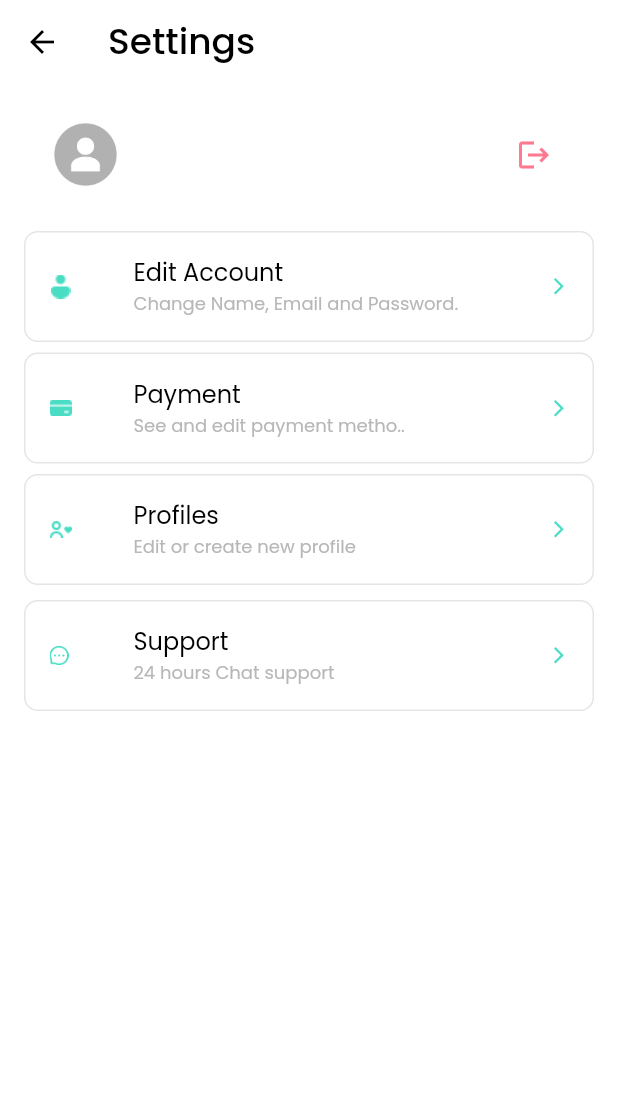
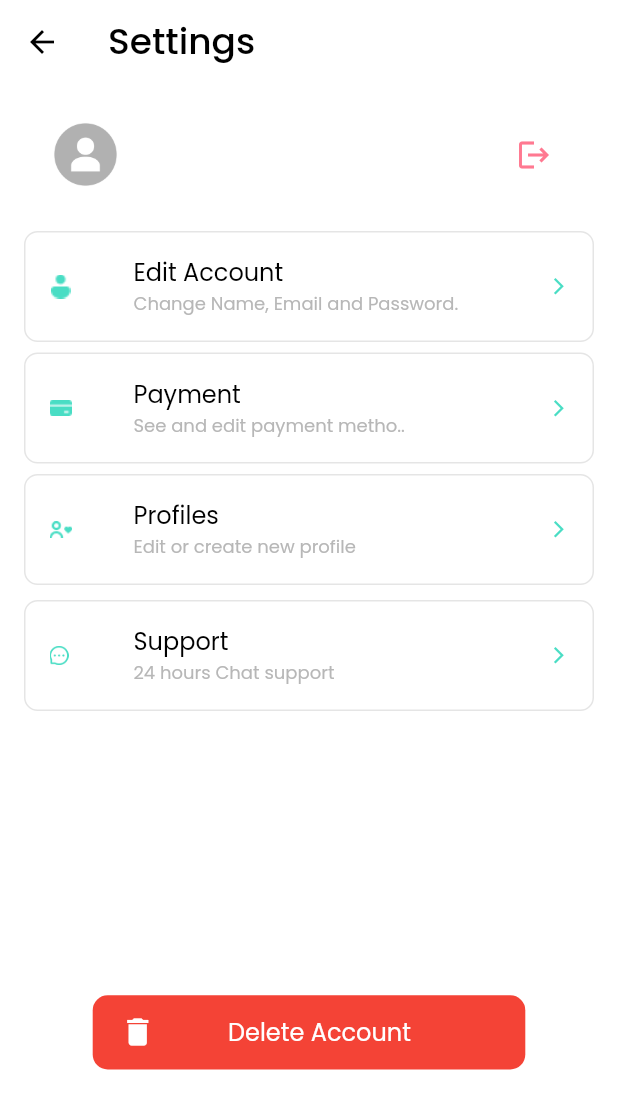
Before and after one commit to Duseca/Hailo-master, a Flutter app: the SettingSt screen opened directly with empty values, on a phone screen of 412 x 824 dp. Shown: the top 1109 px of the screen. Run offline on Flutter 3.47's test engine with Material 2 defaults, Android fonts, the phone set to English and light mode, and no system bars; our stand-ins replace cached_network_image, cloud_firestore, cloud_functions, firebase_auth, firebase_core, firebase_messaging and 19 more; missing offline and left inert: firebase_app_check, fl_country_code_picker, flutter_stripe, google_maps_widget, multiselect, paginate_firestore; accounts and stored records are empty; network calls fail.

Commit message:
# Mac changes

```diff
--- a/lib/core/constants/constants.dart
+++ b/lib/core/constants/constants.dart
@@ -1 +1,2 @@
-const api='http://34.209.72.115:8080/api';
+const api='https://api.hailocare.com/api';
+// const api='https://34.209.72.115:443/api';
--- a/lib/views/settings/settings.dart
+++ b/lib/views/settings/settings.dart
@@ -13,9 +13,12 @@ import 'package:hailo/views/settings/settingScreens/payment.dart';
 import 'package:hailo/views/settings/settingScreens/profiles/editprofiles.dart';
 import 'package:hailo/views/settings/settingScreens/profiles/selectprofile.dart';
 import 'package:hailo/views/settings/supportChat.dart';
+import 'package:sizer/sizer.dart';
 
 import '../../../core/constants/collections.dart';
 import '../../../core/utils/common.dart';
+import '../../core/bindings.dart';
+import '../login.dart';
 
 class SettingSt extends StatefulWidget {
   final String uid;
@@ -302,6 +305,50 @@ class _SettingStState extends State<SettingSt> {
                       color: kPrimaryColor,
                       size: 13,
                     ),
+                  ),
+                  SizedBox(height: 23.h,),
+                  InkWell(
+                    onTap: (){
+                      Get.defaultDialog(title: 'Are you sure?',middleText: 'This will delete all the data that your account contains including any payments and orders.',
+
+                        confirm: ElevatedButton(onPressed: () async {
+                          Get.back();
+                          await usersCollection.doc(widget.uid).delete();
+                          await FirebaseAuth.instance.currentUser!.delete();
+                          Get.offAll(()=>Login(),binding: LoginBinding());
+
+                          customToast('Deleted');
+                        }, child: Text('Done'),style: ButtonStyle(backgroundColor: MaterialStateProperty.all(Colors.red),),),
+                        cancel: TextButton(onPressed: (){
+                          Get.back();
+                        }, child: Text('Cancel',style: fontBody(fontColor: kPrimaryColor,fontSize: 14),)),
+                      );
+                    },
+                    child: Center(
+                      child: Container(
+                        height: 6.h,
+                        width: 70.w,
+                        decoration: BoxDecoration(
+                            color: Colors.red,
+
+                            borderRadius: BorderRadius.circular(10)
+                        ),
+                        child: Center(
+                          child: Padding(
+                            padding: const EdgeInsets.symmetric(horizontal: 18.0),
+                            child: Row(
+                              mainAxisAlignment: MainAxisAlignment.spaceBetween,
+                              children: [
+                                Icon(Icons.delete,color: Colors.white,size: 24,),
+                                Text('Delete Account',style: fontBody(fontColor: Colors.white,fontSize: 16
+                                ),),
+                                SizedBox(width: 10,)
+                              ],
+                            ),
+                          ),
+                        ),
+                      ),
+                    ),
                   )
 
 
--- a/lib/views/tabs/createtask_tab.dart
+++ b/lib/views/tabs/createtask_tab.dart
@@ -202,6 +202,7 @@ class _CreateTaskTabState extends State<CreateTaskTab> {
 
     List<Location> locations = [];
     try {
+      customToast('Finding location');
       locations = await locationFromAddress(pickUpController.text);
       customToast('Location selected');
       var first = locations.first;
@@ -236,6 +237,7 @@ class _CreateTaskTabState extends State<CreateTaskTab> {
 
     List<Location> locations = [];
     try {
+      customToast('Finding location');
       locations = await locationFromAddress(stopOneController.text);
       customToast('Location selected');
       var first = locations.first;
@@ -268,6 +270,7 @@ class _CreateTaskTabState extends State<CreateTaskTab> {
 
     List<Location> locations = [];
     try {
+      customToast('Finding location');
       locations = await locationFromAddress(searchLocationController.text);
       customToast('Location selected');
       var first = locations.first;
--- a/pubspec.yaml
+++ b/pubspec.yaml
@@ -50,6 +50,7 @@ dependencies:
   weekday_selector: ^1.1.0
   flutter_datetime_picker:
   firebase_core_platform_interface: 4.5.1
+  url_launcher:
 
 
 
```
Also changed, not shown: lib/views/settings/settingScreens/payment.dart (+5 -2 lines), lib/views/signup.dart (+19 -2 lines), pubspec.lock, 6 other files.
